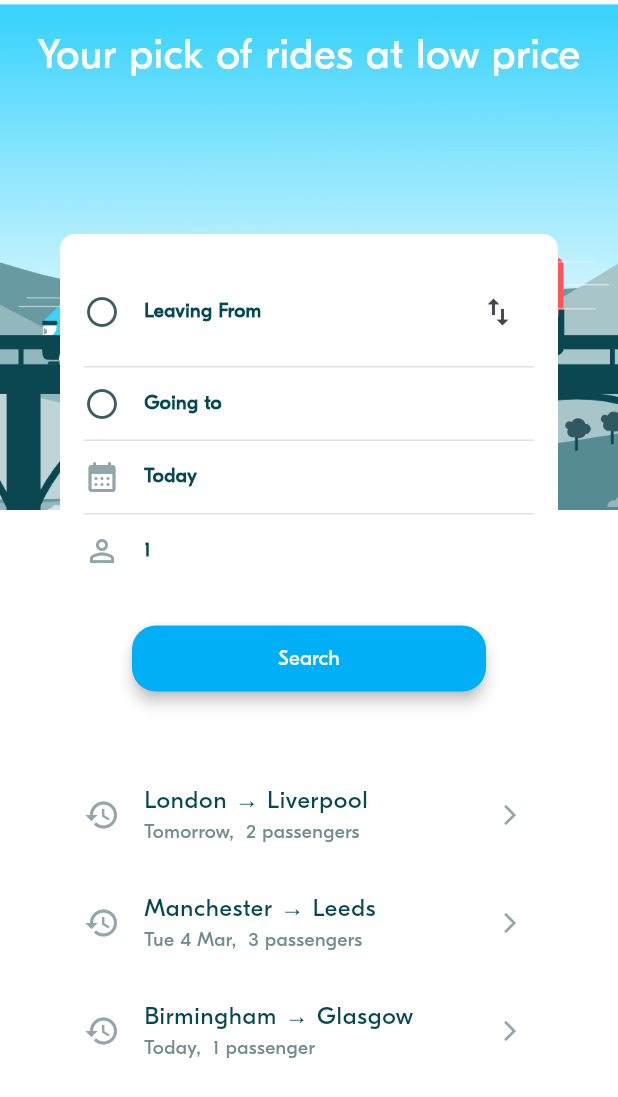
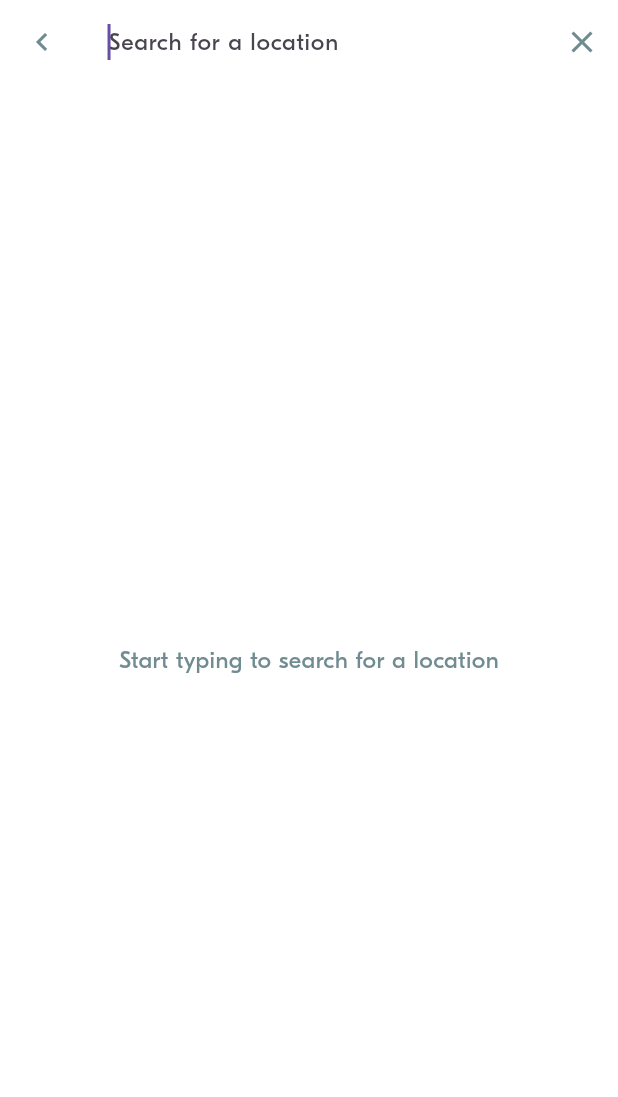
Before and after one commit to Badboyzzzzzzzzzz/BlaBlaCar_Project, a Flutter app: the screen it shows after launch, after a tap on "Leaving From", on a phone screen of 412 x 824 dp. Shown: the top 1097 px of the screen. Run offline on Flutter 3.47's test engine with Material 3 defaults, Android fonts, the phone set to English and light mode, and no system bars; project files that could hold a hidden picture were left out.

Commit message:
BLA-005 – Implement the Location Picker

```diff
--- /dev/null
+++ b/lib/screens/ride_pref/widgets/locationPicker_screen.dart
@@ -0,0 +1,171 @@
+import 'package:flutter/material.dart';
+import 'package:week_3_blabla_project/dummy_data/dummy_data.dart';
+import 'package:week_3_blabla_project/model/ride/locations.dart';
+import 'package:week_3_blabla_project/theme/theme.dart';
+
+class LocationPickerScreen extends StatefulWidget {
+  final String? initialQuery;
+
+  // Constructor accepts an optional initial query to pre-populate the search field
+  const LocationPickerScreen({
+    super.key,
+    this.initialQuery,
+  });
+
+  @override
+  State<LocationPickerScreen> createState() => _LocationPickerScreenState();
+}
+
+class _LocationPickerScreenState extends State<LocationPickerScreen> {
+  final TextEditingController _searchController = TextEditingController();
+  List<Location> _filteredLocations =
+      []; // Stores the filtered list of locations
+  bool _isSearching =
+      false; // Flag to indicate whether the search is in progress
+
+  @override
+  void initState() {
+    super.initState();
+
+    // If an initial query is provided, pre-fill the search bar with it
+    _searchController.text = widget.initialQuery ?? '';
+
+    // Add listener to the search controller to trigger the search when the query changes
+    _searchController.addListener(_onSearchChanged);
+
+    // Trigger search if initialQuery is provided
+    if (widget.initialQuery?.isNotEmpty ?? false) {
+      _onSearchChanged();
+    }
+  }
+
+  // Handles the search query changes and filters the locations list
+  void _onSearchChanged() {
+    final query = _searchController.text.toLowerCase();
+    setState(() {
+      _isSearching = true; // Start the search process (show loading indicator)
+
+      // Filter locations based on the query (search in location name or country name)
+      _filteredLocations = fakeLocations.where((location) {
+        return location.name.toLowerCase().contains(
+                query) || // Use contains for broader search (any part of the name)
+            location.country.name.toLowerCase().contains(query);
+      }).toList();
+
+      // Sort filtered locations alphabetically by their name
+      _filteredLocations
+          .sort((a, b) => a.name.toLowerCase().compareTo(b.name.toLowerCase()));
+
+      _isSearching = false; // Finished searching, hide loading indicator
+    });
+  }
+
+  @override
+  void dispose() {
+    _searchController.dispose();
+    super.dispose();
+  }
+
+  @override
+  Widget build(BuildContext context) {
+    return Scaffold(
+      appBar: AppBar(
+        backgroundColor: BlaColors.white,
+        leading: IconButton(
+          // Back button in the app bar
+          icon: Icon(Icons.chevron_left_sharp, color: BlaColors.neutralLight),
+          onPressed: () => Navigator.pop(
+              context), // Pop the current screen from the navigation stack
+        ),
+        title: TextField(
+          controller: _searchController,
+          decoration: InputDecoration(
+            hintText: 'Search for a location',
+            border: InputBorder.none,
+          ),
+          style: BlaTextStyles.body.copyWith(color: BlaColors.neutralDark),
+          autofocus:
+              true, // Automatically focus on the search field when the screen is displayed
+        ),
+        actions: [
+          IconButton(
+            icon: Icon(Icons.close, color: BlaColors.neutralLight),
+            onPressed: () {
+              if (_searchController.text.isEmpty) {
+                Navigator.pop(context);
+              } else {
+                _searchController.clear();
+              }
+            },
+          ),
+        ],
+      ),
+      body: _isSearching
+          ? Center(
+              child: CircularProgressIndicator(),
+            ) // Show loading indicator while searching
+          : _searchController.text.isEmpty
+              ? Center(
+                  // Show a placeholder message when the search field is empty
+                  child: Padding(
+                    padding: const EdgeInsets.all(16.0),
+                    child: Text(
+                      'Start typing to search for a location',
+                      style: TextStyle(
+                        color: BlaColors.neutralLight,
+                        fontSize: 16,
+                      ),
+                    ),
+                  ),
+                )
+              : Expanded(
+                  child: _filteredLocations.isEmpty
+                      ? Center(
+                          // Show a message when no locations match the search query
+                          child: Padding(
+                            padding: const EdgeInsets.all(16.0),
+                            child: Text(
+                              'No locations found',
+                              style: TextStyle(
+                                color: BlaColors.neutralLight,
+                                fontSize: 16,
+                              ),
+                            ),
+                          ),
+                        )
+                      : ListView.builder(
+                          itemCount: _filteredLocations.length,
+                          itemBuilder: (context, index) {
+                            final location = _filteredLocations[index];
+                            return ListTile(
+                              leading: index < 3
+                                  ? Icon(Icons.schedule,
+                                      color: BlaColors.neutralLight)
+                                  : null, // Display an icon for the first 3 items in the list
+                              title: Text(
+                                location.name, // Display the location name
+                                style: BlaTextStyles.body.copyWith(
+                                  color: BlaColors.textNormal,
+                                ),
+                              ),
+                              subtitle: Text(
+                                location.country
+                                    .name, // Display the country of the location
+                                style: TextStyle(
+                                  fontSize: 14,
+                                  color: Colors.grey[
+                                      600], // Lighter color for the subtitle
+                                ),
+                              ),
+                              trailing: Icon(Icons.chevron_right,
+                                  color: Colors
+                                      .grey), // Right chevron icon for navigation
+                              onTap: () => Navigator.pop(context,
+                                  location), // On tap, pass the selected location back
+                            );
+                          },
+                        ),
+                ),
+    );
+  }
+}
--- a/lib/screens/ride_pref/widgets/ride_pref_form.dart
+++ b/lib/screens/ride_pref/widgets/ride_pref_form.dart
@@ -1,4 +1,5 @@
 import 'package:flutter/material.dart';
+import 'package:week_3_blabla_project/screens/ride_pref/widgets/locationPicker_screen.dart';
 import 'package:week_3_blabla_project/theme/theme.dart';
 import 'package:week_3_blabla_project/utils/date_time_util.dart';
 import 'package:week_3_blabla_project/widgets/actions/blaButton.dart';
@@ -91,19 +92,37 @@ class _RidePrefFormState extends State<RidePrefForm> {
             _rideLocationInput(
               label: departure?.name ?? 'Leaving From',
               icon: Icons.radio_button_unchecked,
-              onTap: () {
+              onTap: () async {
                 // Implement your location selection logic here
+                final Location? selectedLocation = await Navigator.push(
+                    context,
+                    MaterialPageRoute(
+                        builder: (context) => LocationPickerScreen()));
+                if (selectedLocation != null) {
+                  setState(() {
+                    departure = selectedLocation;
+                  });
+                }
               },
               endIcon: IconButton(
                   onPressed: _handleSwitchLocation,
-                  icon: Icon(Icons.swap_vert)),
+                  icon: Icon(Icons.swap_vert),style: ButtonStyle(iconColor: WidgetStateProperty.all(BlaColors.primary)),),
             ),
             const BlaDivider(),
             _rideLocationInput(
-              label: arrival?.name ?? 'Going to',
+              label: arrival?.name ?? 'Going To',
               icon: Icons.radio_button_unchecked,
-              onTap: () {
+              onTap: () async {
                 // Implement your location selection logic here
+                final Location? selectedLocation = await Navigator.push(
+                    context,
+                    MaterialPageRoute(
+                        builder: (context) => LocationPickerScreen()));
+                if (selectedLocation != null) {
+                  setState(() {
+                    arrival = selectedLocation;
+                  });
+                }
               },
             ),
             const BlaDivider(),
```
